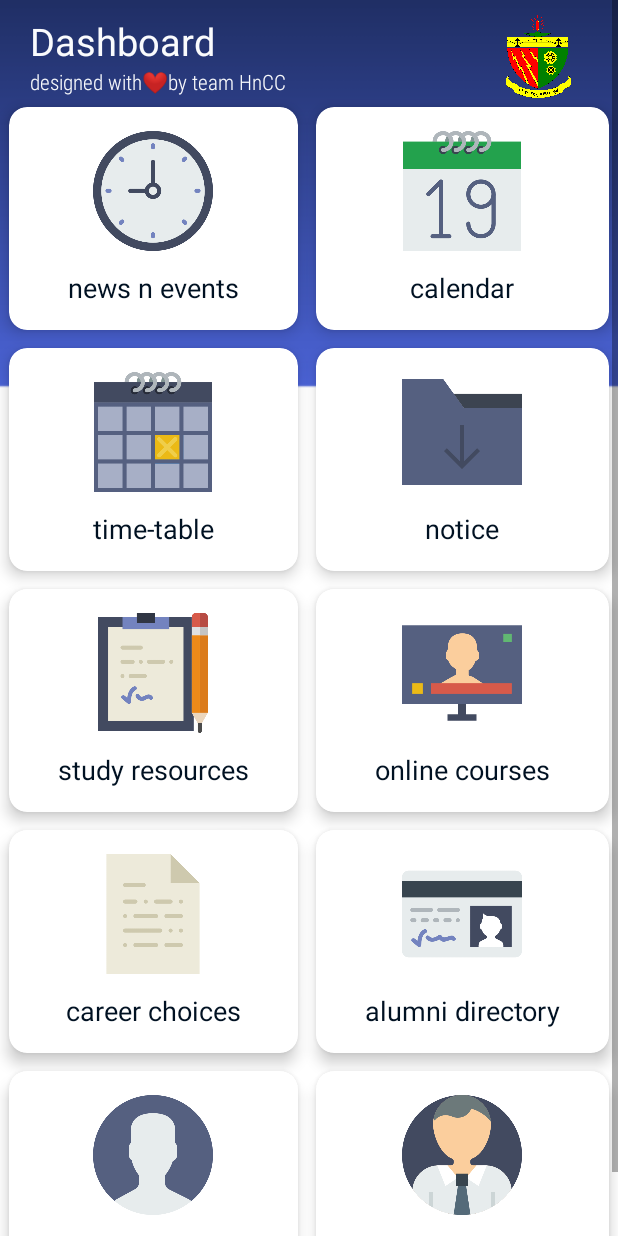
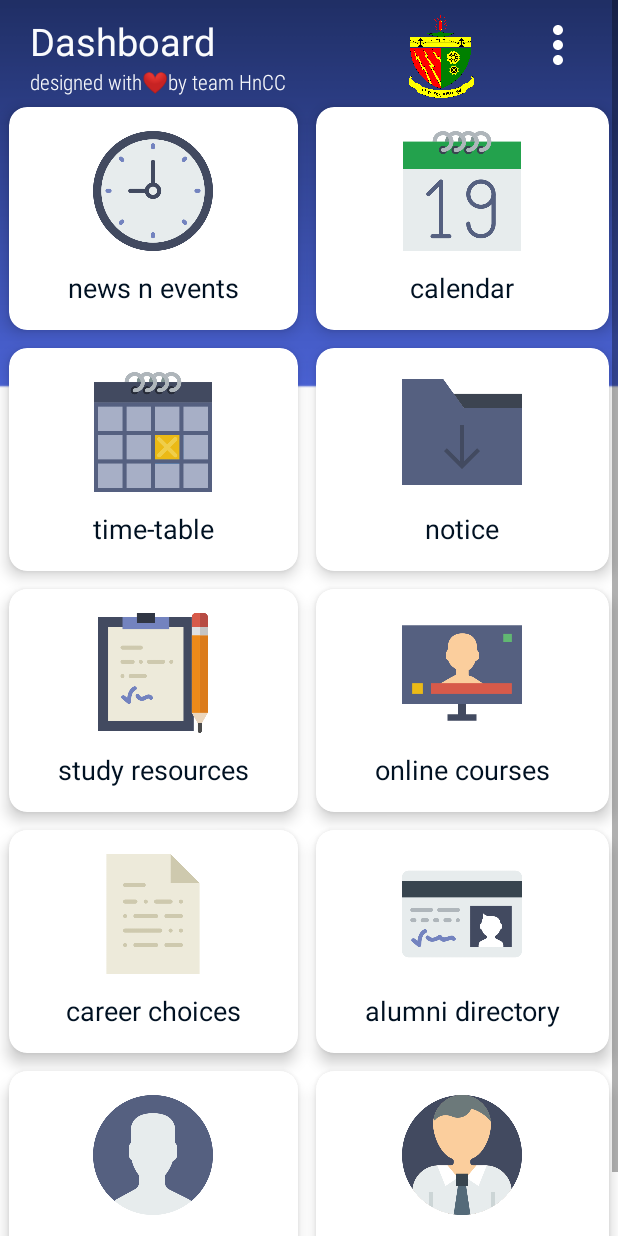
Before and after one commit to hnccbits/BIT-App, an Android app: the layout activity_menu.xml on its own in the app's theme, with its tools: preview values and no code run, on a phone screen of 412 x 824 dp. Run offline under Robolectric (Android 15) with nearby library versions, the light colour scheme and no system bars; Roboto replaces fonts that are not available here.

Commit message:
Added pop-up menu. Actions still incomplete

```diff
--- /dev/null
+++ b/app/src/main/res/drawable/menu_vector.xml
@@ -0,0 +1,5 @@
+<vector android:height="25dp" android:tint="#FFFFFF"
+    android:viewportHeight="24.0" android:viewportWidth="24.0"
+    android:width="25dp" xmlns:android="http://schemas.android.com/apk/res/android">
+    <path android:fillColor="#FF000000" android:pathData="M12,8c1.1,0 2,-0.9 2,-2s-0.9,-2 -2,-2 -2,0.9 -2,2 0.9,2 2,2zM12,10c-1.1,0 -2,0.9 -2,2s0.9,2 2,2 2,-0.9 2,-2 -0.9,-2 -2,-2zM12,16c-1.1,0 -2,0.9 -2,2s0.9,2 2,2 2,-0.9 2,-2 -0.9,-2 -2,-2z"/>
+</vector>
--- a/app/src/main/res/layout/activity_menu.xml
+++ b/app/src/main/res/layout/activity_menu.xml
@@ -41,10 +41,17 @@
             <ImageView
                 android:layout_width="55dp"
                 android:layout_height="55dp"
+                android:layout_marginRight="70dp"
+                android:layout_alignRight="@+id/menu"
+                android:src="@drawable/bitlogo" />
+            <Button
+                android:id="@+id/menu"
+                android:layout_width="40dp"
+                android:layout_height="40dp"
+                android:background="@drawable/menu_vector"
                 android:layout_alignParentEnd="true"
-                android:layout_alignParentRight="true"
-                android:layout_marginEnd="5dp"
-                android:src="@drawable/bitlogo" />
+                android:onClick="menu_operation"
+                ></Button>
         </RelativeLayout>
         <GridLayout
             android:layout_width="match_parent"
```
Also changed, not shown: app/src/main/java/com/hnccbits/bit_portal/MainActivity.java (+36 -0 lines), app/src/main/java/com/hnccbits/bit_portal/StartActivity.java (+14 -14 lines), app/src/main/res/menu/popup_menu.xml (added, +15 -0 lines).
